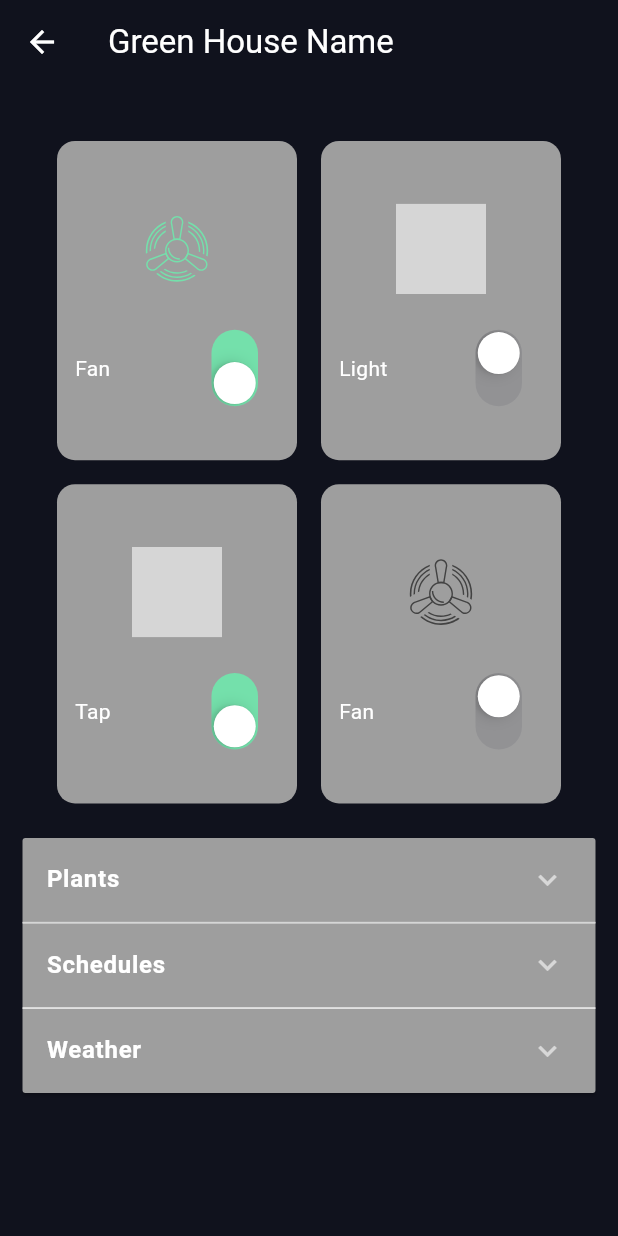
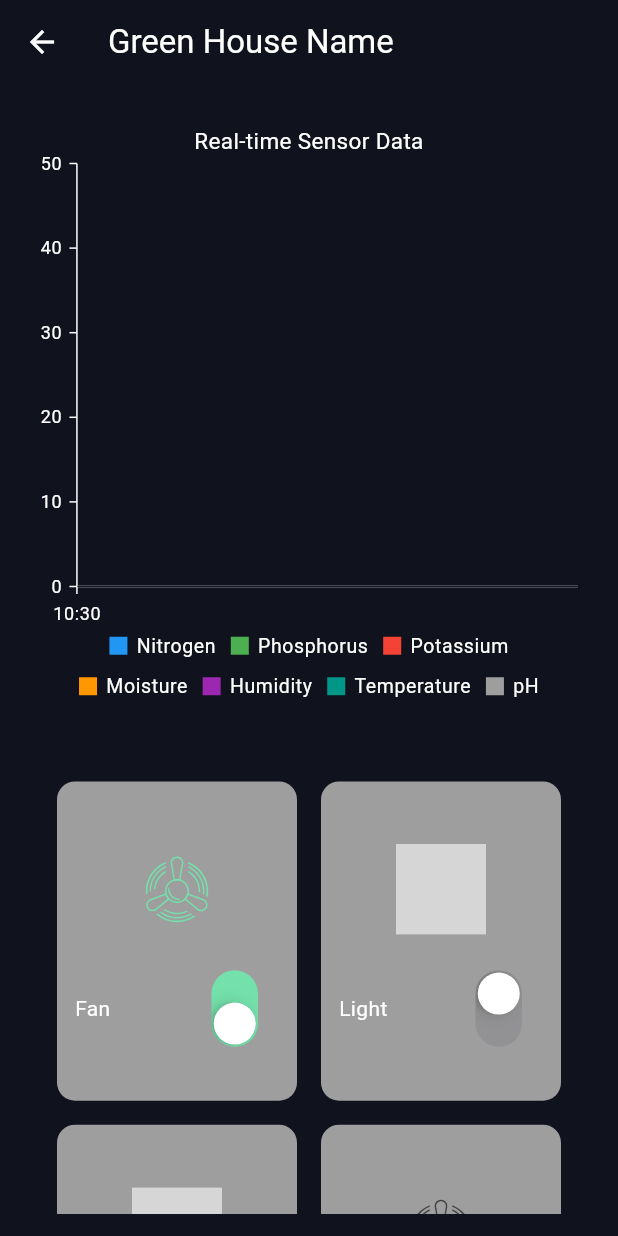
Before and after one commit to Mmust-Ihub/kilimboga_app, a Flutter app: the SingleGreenHousePage screen opened directly, on a phone screen of 412 x 824 dp. Run offline on Flutter 3.47's test engine with Material 3 defaults, Android fonts, the phone set to English and light mode, and no system bars; our stand-ins replace cloud_firestore, firebase_messaging, flutter_dotenv, flutter_local_notifications, flutter_svg, geolocator and 5 more; accounts and stored records are empty; network calls fail; grey boxes are pictures that could not be loaded.

Commit message:
added component for new updates

```diff
--- a/lib/data/models.dart
+++ b/lib/data/models.dart
@@ -128,3 +128,9 @@ class SmartDevice {
   SmartDevice(
       {required this.name, required this.icon, required this.powerStatus});
 }
+
+class SensorData {
+  SensorData(this.time, this.nitrogen, this.phosphorus, this.potassium, this.moisture, this.humidity, this.temperature, this.ph);
+  final DateTime time;
+  final double nitrogen, phosphorus, potassium, moisture, humidity, temperature, ph;
+}
--- a/lib/views/pages/single_green_house_page.dart
+++ b/lib/views/pages/single_green_house_page.dart
@@ -1,6 +1,7 @@
 import 'package:flutter/material.dart';
 import 'package:kilimboga/components/smart_device_component.dart';
 import 'package:kilimboga/data/models.dart';
+import 'package:kilimboga/widgets/live_data_streaming.dart';
 
 class SingleGreenHousePage extends StatefulWidget {
   const SingleGreenHousePage({super.key});
@@ -13,7 +14,6 @@ class _SingleGreenHousePageState extends State<SingleGreenHousePage> {
   final List<Map<String, dynamic>> _sections = [
     {"title": "Plants", "content": "List of your plants and care tips"},
     {"title": "Schedules", "content": "Your daily gardening schedule"},
-    {"title": "Weather", "content": "Current weather updates"},
   ];
 
   List<SmartDevice> devices = [
@@ -33,6 +33,8 @@ class _SingleGreenHousePageState extends State<SingleGreenHousePage> {
           child: Column(
             mainAxisSize: MainAxisSize.min,
             children: [
+              const LiveDataStreaming(),
+              const SizedBox(height: 15),
               GridView.builder(
                 padding: const EdgeInsets.all(15.0),
                 shrinkWrap: true,
--- /dev/null
+++ b/lib/widgets/live_data_streaming.dart
@@ -0,0 +1,138 @@
+import 'dart:async';
+import 'dart:math';
+
+import 'package:flutter/material.dart';
+import 'package:kilimboga/config/size_config.dart';
+import 'package:kilimboga/data/models.dart';
+import 'package:syncfusion_flutter_charts/charts.dart';
+
+class LiveDataStreaming extends StatefulWidget {
+  const LiveDataStreaming({super.key});
+
+  @override
+  State<LiveDataStreaming> createState() => _LiveDataStreamingState();
+}
+
+class _LiveDataStreamingState extends State<LiveDataStreaming> {
+  List<SensorData> _chartData = [];
+  late Timer _timer;
+
+  @override
+  void initState() {
+    super.initState();
+    _chartData = getInitialData();
+
+    _timer = Timer.periodic(const Duration(seconds: 2), (timer) {
+      setState(() {
+        var randomValue = Random().nextDouble() * 50;
+
+        final newData = List<SensorData>.from(_chartData);
+        final newEntry = SensorData(
+          DateTime.now(),
+          10 + randomValue,
+          15 + randomValue,
+          20 + randomValue,
+          30 + randomValue,
+          40 + randomValue,
+          25 + randomValue,
+          7 + randomValue,
+        );
+
+        newData.add(newEntry);
+
+        if (newData.length > 20) {
+          newData.removeAt(0);
+        }
+
+        _chartData = newData;
+
+      });
+    });
+  }
+
+  @override
+  void dispose() {
+    _timer.cancel();
+    super.dispose();
+  }
+
+  List<SensorData> getInitialData() {
+    return [
+      SensorData(DateTime.now(), 12, 18, 22, 35, 45, 27, 6.5),
+    ];
+  }
+
+  @override
+  Widget build(BuildContext context) {
+    return Container(
+      padding: const EdgeInsets.all(2.0),
+      width: double.infinity,
+      height: SizeConfig.blockSizeVertical! * 50,
+      child: SfCartesianChart(
+        title: const ChartTitle(text: "Real-time Sensor Data"),
+        legend: const Legend(isVisible: true, position: LegendPosition.bottom),
+        tooltipBehavior: TooltipBehavior(enable: true),
+        primaryXAxis: const DateTimeAxis(),
+        axes: const [
+          NumericAxis(
+            name: 'phAxis',
+            opposedPosition: true,
+            title: AxisTitle(text: 'pH Level'),
+          ),
+        ],
+        series: [
+          LineSeries<SensorData, DateTime>(
+            name: 'Nitrogen',
+            dataSource: _chartData,
+            xValueMapper: (SensorData data, _) => data.time,
+            yValueMapper: (SensorData data, _) => data.nitrogen,
+            color: Colors.blue,
+          ),
+          LineSeries<SensorData, DateTime>(
+            name: 'Phosphorus',
+            dataSource: _chartData,
+            xValueMapper: (SensorData data, _) => data.time,
+            yValueMapper: (SensorData data, _) => data.phosphorus,
+            color: Colors.green,
+          ),
+          LineSeries<SensorData, DateTime>(
+            name: 'Potassium',
+            dataSource: _chartData,
+            xValueMapper: (SensorData data, _) => data.time,
+            yValueMapper: (SensorData data, _) => data.potassium,
+            color: Colors.red,
+          ),
+          LineSeries<SensorData, DateTime>(
+            name: 'Moisture',
+            dataSource: _chartData,
+            xValueMapper: (SensorData data, _) => data.time,
+            yValueMapper: (SensorData data, _) => data.moisture,
+            color: Colors.orange,
+          ),
+          LineSeries<SensorData, DateTime>(
+            name: 'Humidity',
+            dataSource: _chartData,
+            xValueMapper: (SensorData data, _) => data.time,
+            yValueMapper: (SensorData data, _) => data.humidity,
+            color: Colors.purple,
+          ),
+          LineSeries<SensorData, DateTime>(
+            name: 'Temperature',
+            dataSource: _chartData,
+            xValueMapper: (SensorData data, _) => data.time,
+            yValueMapper: (SensorData data, _) => data.temperature,
+            color: Colors.teal,
+          ),
+          LineSeries<SensorData, DateTime>(
+            name: 'pH',
+            dataSource: _chartData,
+            xValueMapper: (SensorData data, _) => data.time,
+            yValueMapper: (SensorData data, _) => data.ph,
+            color: Colors.grey,
+            yAxisName: 'phAxis',
+          ),
+        ],
+      ),
+    );
+  }
+}
--- a/pubspec.yaml
+++ b/pubspec.yaml
@@ -57,6 +57,7 @@ dependencies:
   lazy_load_scrollview: ^1.3.0
   multi_select_flutter: ^4.1.3
   flutter_svg: ^2.0.17
+  syncfusion_flutter_charts: ^29.1.33
 
 dev_dependencies:
   flutter_test:
```
Also changed, not shown: pubspec.lock.
